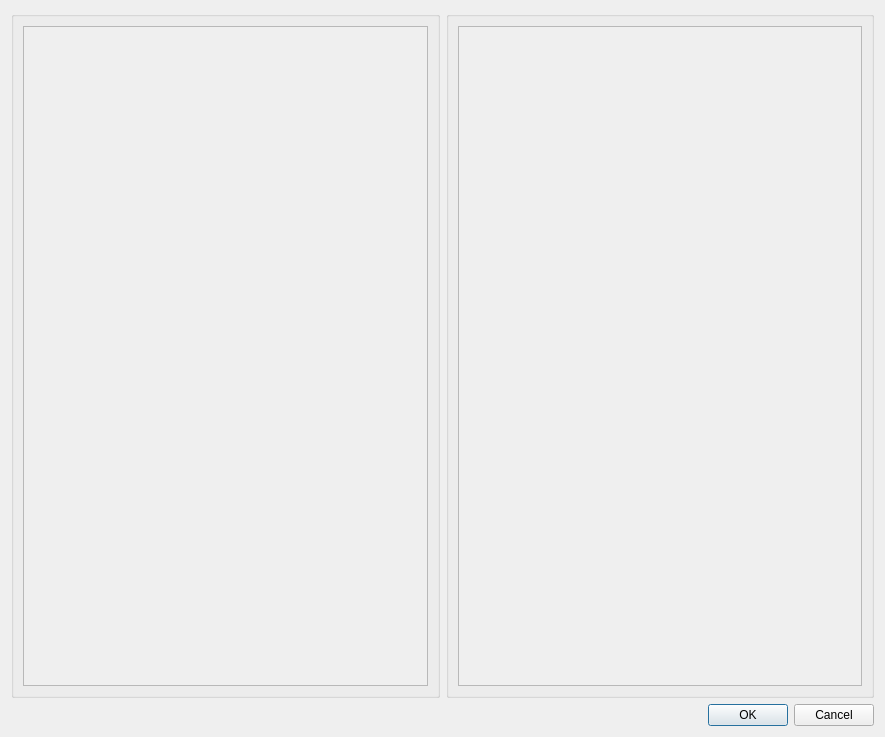
Before: the Qt Designer form uuid_maker/GUI/modules/QTForms/combining_two_objects_to_one.ui in Yrij-Zhavoronkov/WintreistsPractice, drawn with Qt 5.
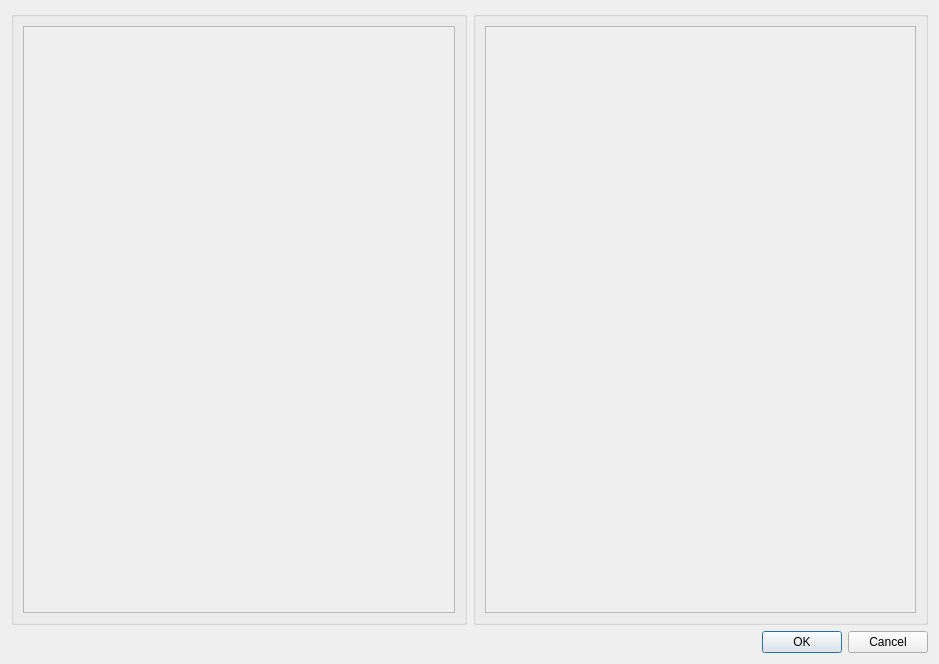
After: the same form once the commit is applied.

What changed in the file:
```diff
--- a/uuid_maker/GUI/modules/QTForms/combining_two_objects_to_one.ui
+++ b/uuid_maker/GUI/modules/QTForms/combining_two_objects_to_one.ui
@@ -6,8 +6,8 @@
    <rect>
     <x>0</x>
     <y>0</y>
-    <width>885</width>
-    <height>737</height>
+    <width>939</width>
+    <height>664</height>
    </rect>
   </property>
   <property name="sizePolicy">
@@ -62,8 +62,8 @@
             <rect>
              <x>0</x>
              <y>0</y>
-             <width>408</width>
-             <height>666</height>
+             <width>435</width>
+             <height>593</height>
             </rect>
            </property>
            <property name="sizePolicy">
@@ -109,8 +109,8 @@
             <rect>
              <x>0</x>
              <y>0</y>
-             <width>407</width>
-             <height>666</height>
+             <width>434</width>
+             <height>593</height>
             </rect>
            </property>
            <layout class="QVBoxLayout" name="verticalLayout_5">
```
